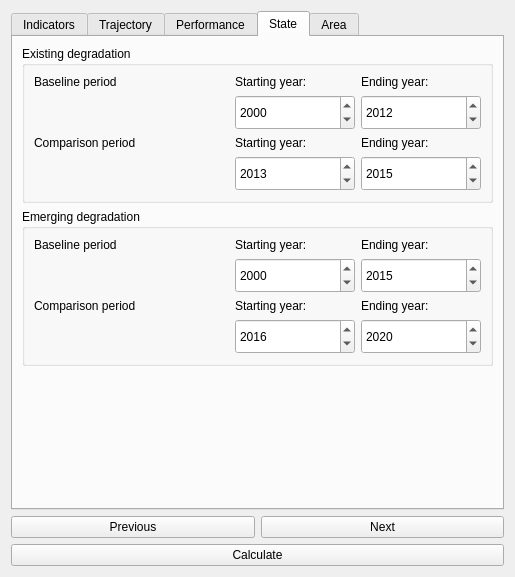
This is LDMP/gui/DlgCalculateProd.ui in ConservationInternational/trends.earth as Qt 5 draws it before an edit. The edited form follows.
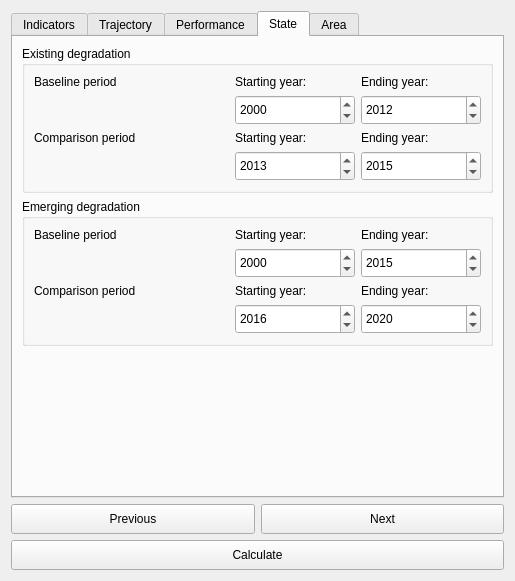
This is the edited form. The open tabs and pages were chosen to show the change.

What changed in the file:
```diff
--- a/LDMP/gui/DlgCalculateProd.ui
+++ b/LDMP/gui/DlgCalculateProd.ui
@@ -7,7 +7,7 @@
     <x>0</x>
     <y>0</y>
     <width>515</width>
-    <height>577</height>
+    <height>581</height>
    </rect>
   </property>
   <property name="sizePolicy">
@@ -616,7 +616,7 @@
             <property name="minimumSize">
              <size>
               <width>0</width>
-              <height>35</height>
+              <height>30</height>
              </size>
             </property>
             <property name="maximumSize">
@@ -655,7 +655,7 @@
             <property name="minimumSize">
              <size>
               <width>0</width>
-              <height>35</height>
+              <height>30</height>
              </size>
             </property>
             <property name="maximumSize">
@@ -778,7 +778,7 @@
             <property name="minimumSize">
              <size>
               <width>0</width>
-              <height>35</height>
+              <height>30</height>
              </size>
             </property>
             <property name="maximumSize">
@@ -844,7 +844,7 @@
             <property name="minimumSize">
              <size>
               <width>0</width>
-              <height>35</height>
+              <height>30</height>
              </size>
             </property>
             <property name="maximumSize">
@@ -947,7 +947,7 @@
             <property name="minimumSize">
              <size>
               <width>0</width>
-              <height>35</height>
+              <height>30</height>
              </size>
             </property>
             <property name="maximumSize">
@@ -1015,7 +1015,7 @@
             <property name="minimumSize">
              <size>
               <width>0</width>
-              <height>35</height>
+              <height>30</height>
              </size>
             </property>
             <property name="maximumSize">
@@ -1093,7 +1093,7 @@
             <property name="minimumSize">
              <size>
               <width>0</width>
-              <height>35</height>
+              <height>30</height>
              </size>
             </property>
             <property name="maximumSize">
@@ -1178,7 +1178,7 @@
             <property name="minimumSize">
              <size>
               <width>0</width>
-              <height>35</height>
+              <height>30</height>
              </size>
             </property>
             <property name="maximumSize">
@@ -1409,6 +1409,12 @@
     <layout class="QGridLayout" name="gridLayout">
      <item row="0" column="1">
       <widget class="QPushButton" name="button_next">
+       <property name="minimumSize">
+        <size>
+         <width>0</width>
+         <height>30</height>
+        </size>
+       </property>
        <property name="text">
         <string>Next</string>
        </property>
@@ -1416,6 +1422,12 @@
      </item>
      <item row="1" column="0" colspan="2">
       <widget class="QPushButton" name="button_calculate">
+       <property name="minimumSize">
+        <size>
+         <width>0</width>
+         <height>30</height>
+        </size>
+       </property>
        <property name="text">
         <string>Calculate</string>
        </property>
@@ -1423,6 +1435,12 @@
      </item>
      <item row="0" column="0">
       <widget class="QPushButton" name="button_prev">
+       <property name="minimumSize">
+        <size>
+         <width>0</width>
+         <height>30</height>
+        </size>
+       </property>
        <property name="text">
         <string>Previous</string>
        </property>
```
Left out of the diff: 26 changed lines with no effect on the pictures.
